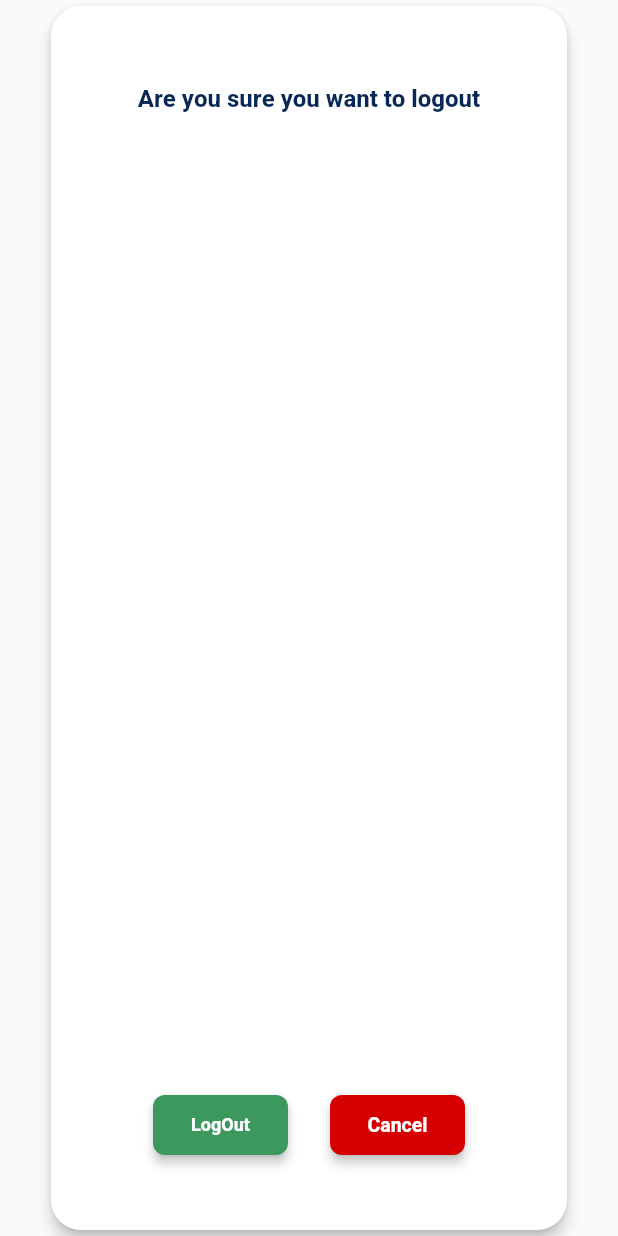
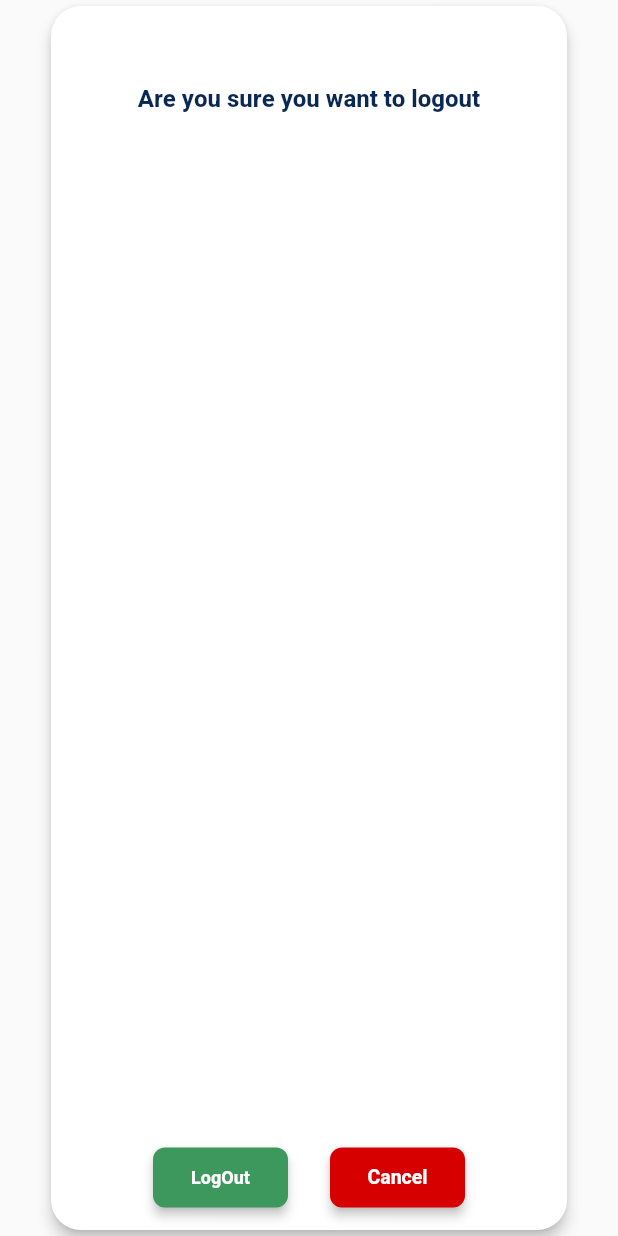
Before and after one commit to usamaomar/Hunday, a Flutter app: the LogoutDialogWidget widget shown alone on an empty page, opened directly, on a phone screen of 412 x 824 dp. Run offline on Flutter 3.47's test engine with Material 2 defaults, Android fonts, the phone set to English and light mode, and no system bars; drawn by our look-alikes of auto_size_text; our stand-ins replace cached_network_image, carousel_slider, dropdown_button2, easy_debounce, equatable, file_picker and 14 more; missing offline and left inert: aligned_dialog, aligned_tooltip, flutter_verification_code, json_path, mime_type; accounts and stored records are empty; network calls fail; project files that could hold a hidden picture were left out.

Commit message:
Updating to latest FlutterFlow output.

```diff
--- a/lib/ui_screens/components/logout_dialog/logout_dialog_widget.dart
+++ b/lib/ui_screens/components/logout_dialog/logout_dialog_widget.dart
@@ -66,7 +66,7 @@ class _LogoutDialogWidgetState extends State<LogoutDialogWidget> {
             borderRadius: BorderRadius.circular(20.0),
           ),
           child: Padding(
-            padding: EdgeInsetsDirectional.fromSTEB(40.0, 50.0, 40.0, 50.0),
+            padding: EdgeInsetsDirectional.fromSTEB(40.0, 50.0, 40.0, 15.0),
             child: Column(
               mainAxisSize: MainAxisSize.max,
               mainAxisAlignment: MainAxisAlignment.spaceBetween,
```
Also changed, not shown: 1 other file.
